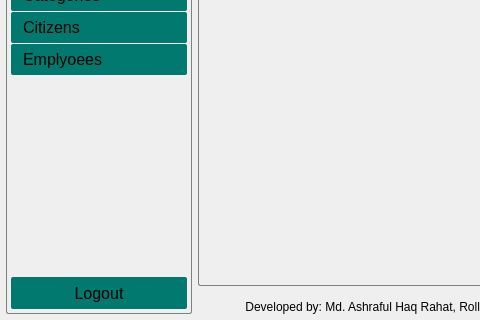
MAHRahat/CCMS-Desktop, file forms/ui_dashboard.ui: the form before one commit; both pictures show x 0 to 480 and y 208 to 528 of the 710 by 528 pixel window.
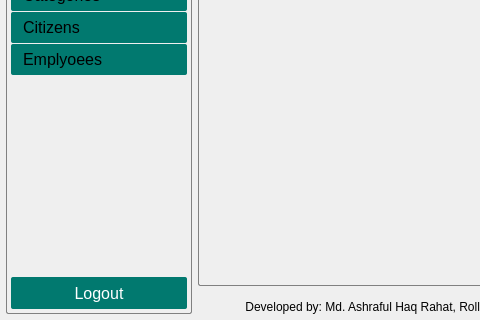
The form after the commit. Icons and pictures are not drawn.

Commit message: update button colors

Diff of the .ui file:
```diff
--- a/forms/ui_dashboard.ui
+++ b/forms/ui_dashboard.ui
@@ -663,6 +663,9 @@
                      <property name="cursor">
                       <cursorShape>PointingHandCursor</cursorShape>
                      </property>
+                     <property name="styleSheet">
+                      <string notr="true">color:#ffffff;</string>
+                     </property>
                      <property name="text">
                       <string>Logout</string>
                      </property>
```
The commit also changes 3 other files.
